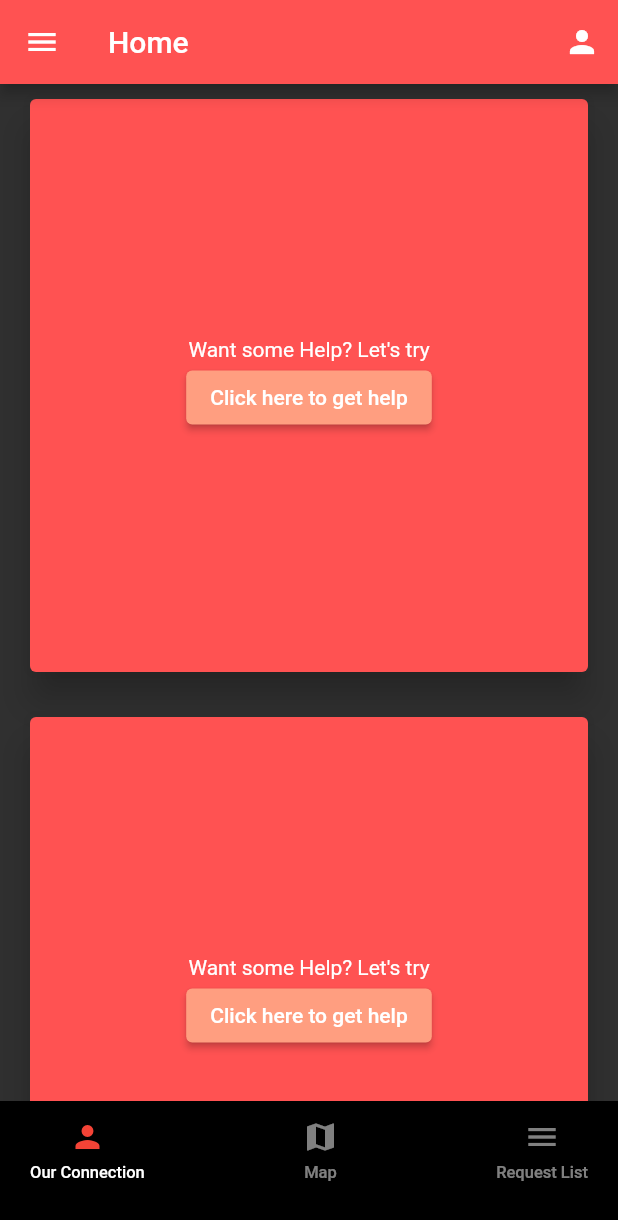
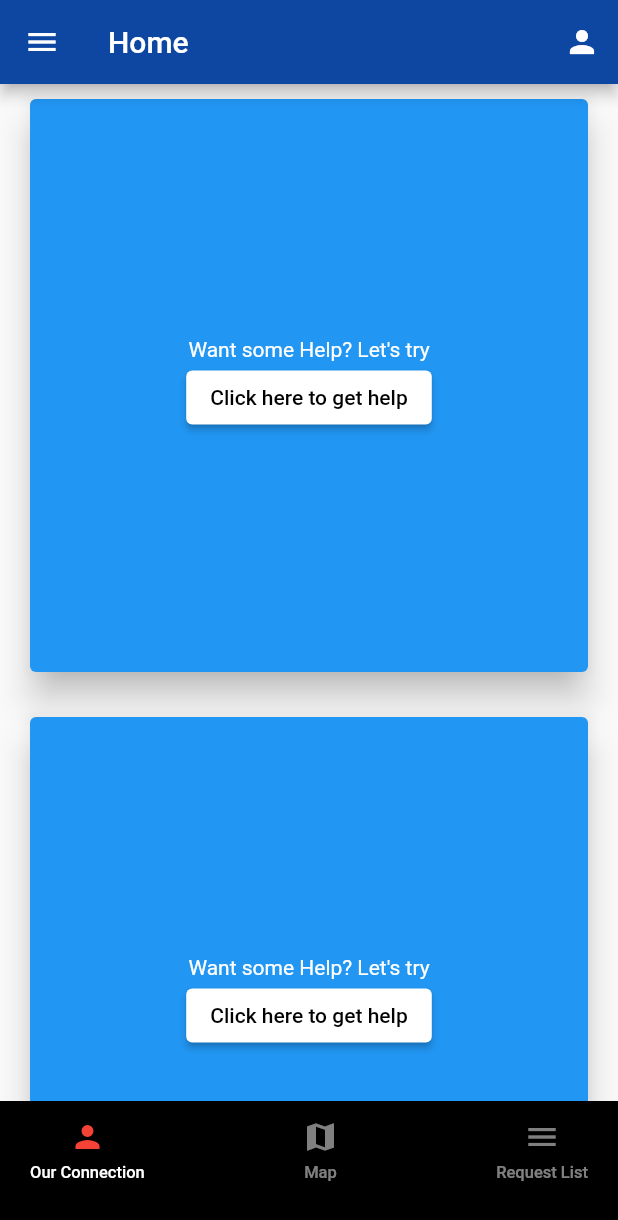
Before and after one commit to GENIE-5/SAVIOUR-RudhiraSarovar, a Flutter app: the CardsScreen screen opened directly, scrolled down 576 dp, after a tap on the "person" icon, on a phone screen of 412 x 824 dp. Shown: the top 1220 px of the screen. Run offline on Flutter 3.47's test engine with Material 2 defaults, Android fonts, the phone set to English and light mode, and no system bars; our stand-ins replace cloud_firestore, firebase_auth, firebase_core, firebase_storage, geocoding, geolocator and 3 more; accounts and stored records are empty.

Commit message:
ui changes

```diff
--- a/saviour_flutter_app/lib/main.dart
+++ b/saviour_flutter_app/lib/main.dart
@@ -28,7 +28,8 @@ class _MyAppState extends State<MyApp> {
             debugShowCheckedModeBanner: false,
             home: SignInPage(),
             theme: ThemeData(
-              brightness: Brightness.dark,
+              //primaryColor: Colors.black,
+              brightness: Brightness.light,
             )));
   }
 }
--- a/saviour_flutter_app/lib/screens/about.dart
+++ b/saviour_flutter_app/lib/screens/about.dart
@@ -12,7 +12,7 @@ class _AboutPageState extends State<AboutPage> {
   Widget build(BuildContext context) {
     return Scaffold(
       appBar:AppBar(
-        backgroundColor:Colors.redAccent[200],
+        backgroundColor:Colors.red,
         title: Text("About"),
 
       ),
--- a/saviour_flutter_app/lib/screens/cards.dart
+++ b/saviour_flutter_app/lib/screens/cards.dart
@@ -31,8 +31,8 @@ class _State extends State<CardsScreen> {
     return Scaffold(
       appBar: AppBar(
         title: Text("Home"),
-        backgroundColor: Colors.redAccent[200],
-        iconTheme: IconThemeData(opacity: 3.0),
+        backgroundColor: Colors.blue[900],
+        iconTheme: IconThemeData(color:Colors.white,opacity: 3.0),
         actions: [
           IconButton(
               onPressed: () async {
@@ -46,7 +46,7 @@ class _State extends State<CardsScreen> {
               icon: Icon(Icons.person))
         ],
       ),
-      drawer: Drawer(child: NavigationPage()),
+      drawer: Drawer(child: NavigationPage() ),
       body: Homebody(),
     );
   }
@@ -88,7 +88,7 @@ class _CardsState extends State<Cards> {
     return Card(
         margin: EdgeInsets.fromLTRB(20.0, 10.0, 20.0, 20.0),
         elevation: 10.0,
-        color: Colors.redAccent[200],
+        color: Colors.blue,
         child: Center(
           child: Column(
             mainAxisAlignment: MainAxisAlignment.center,
@@ -105,9 +105,10 @@ class _CardsState extends State<Cards> {
                     return GoogleMapScreen();
                   }));
                 },
-                child: Text("Click here to get help"),
+                child: Text("Click here to get help",style: TextStyle(color: Colors.black),),
                 style: ElevatedButton.styleFrom(
-                  primary: Colors.deepOrangeAccent[100],
+                  primary: Colors.white,
+
                 ),
               )
             ],
--- a/saviour_flutter_app/lib/screens/mapscreen.dart
+++ b/saviour_flutter_app/lib/screens/mapscreen.dart
@@ -51,7 +51,7 @@ class _GoogleMapScreenState extends State<GoogleMapScreen> {
     return Scaffold(
       appBar: AppBar(
         title: Text("Maps"),
-        backgroundColor: Colors.redAccent[200],
+        backgroundColor: Colors.green[900],
         actions: [
           IconButton(
             onPressed: () async {
@@ -69,9 +69,10 @@ class _GoogleMapScreenState extends State<GoogleMapScreen> {
               initialCameraPosition: CameraPosition(
                 target: LatLng(applicationBloc.currentLocation!.latitude,
                     applicationBloc.currentLocation!.longitude),
-                zoom: 40,
+                zoom: 30,
               ),
-              // markers: Set<Marker>.of(applicationBloc.markers),
+
+              //markers: Set<Marker>.of(applicationBloc.markers),
               markers: Set.from(allMarkers),
             ),
       floatingActionButton: getFooter(),
--- a/saviour_flutter_app/lib/screens/navigationScreen.dart
+++ b/saviour_flutter_app/lib/screens/navigationScreen.dart
@@ -76,7 +76,10 @@ class _NavigationPageState extends State<NavigationPage> {
         ListTile(
           title: Text("Request"),
           onTap: () {
-            RequestHandler().getDonorsDataFromPincode(pincode: "505462");
+            // RequestHandler().getDonorsDataFromPincode(pincode: "505462");
+            Navigator.push(context, MaterialPageRoute(builder: (context) {
+              return RequestScreen();
+            }));
           },
         ),
       ],
--- a/saviour_flutter_app/lib/screens/signinscreen.dart
+++ b/saviour_flutter_app/lib/screens/signinscreen.dart
@@ -53,7 +53,8 @@ class _SignInPageState extends State<SignInPage> {
                         'SAVIOUR',
                         style: TextStyle(
                             fontWeight: FontWeight.bold,
-                            color: Colors.redAccent,
+                            //fontFamily: ,
+                            color: Colors.red,
                             fontSize: 40),
                       ),
                       SizedBox(
```
Also changed, not shown: saviour_flutter_app/lib/screens/requestScreen.dart (+11 -7 lines), saviour_flutter_app/pubspec.lock.
